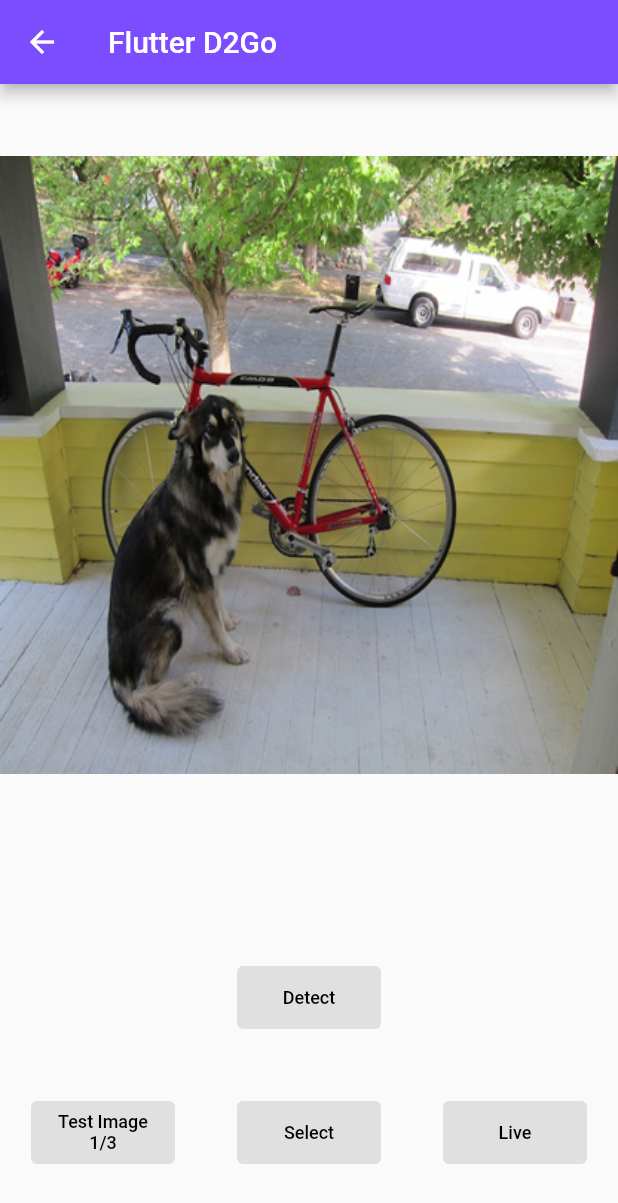
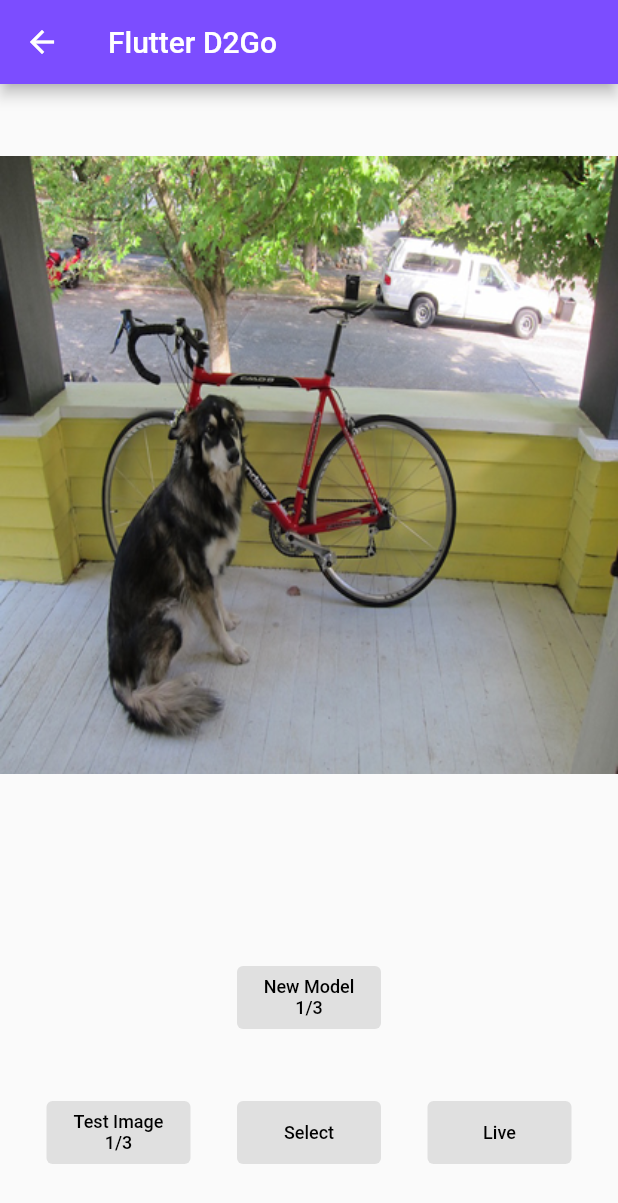
Before and after one commit to bryantwilliam/baby_measure, a Flutter app: the screen it shows after launch, after a tap on "Run DensePose d2go method", on a phone screen of 412 x 824 dp. Shown: the top 1203 px of the screen. Run offline on Flutter 3.47's test engine with Material 2 defaults, Android fonts, the light colour scheme and no system bars; our stand-ins replace camera, image_picker; missing offline and left inert: flutter_d2go.

Commit message:
fixed key points

```diff
--- a/lib/ml_methods/d2go/d2go_page.dart
+++ b/lib/ml_methods/d2go/d2go_page.dart
@@ -23,23 +23,31 @@ class D2GoPage extends StatefulWidget {
   State<D2GoPage> createState() => _D2GoPageState();
 }
 
-/*
-TODO fix keypoints. Figure out why is shown to work in https://github.com/tsubauaaa/flutter_d2go/tree/master/example
-https://github.com/tsubauaaa/flutter_d2go
-*/
+// NOTICE: used the package here: https://github.com/tsubauaaa/flutter_d2go
+
+// TODO: try with baby images.
 
 /*
 TODO figure out why desktop version doesn't work either: https://github.com/facebookresearch/d2go/tree/main/demo
 https://github.com/facebookresearch/d2go/issues/360
 https://github.com/facebookresearch/d2go/issues/337
 https://github.com/facebookresearch/d2go
-
 */
 class _D2GoPageState extends State<D2GoPage> {
   List<RecognitionModel>? _recognitions;
   File? _selectedImage;
-  final List<String> _imageList = ['test1.png', 'test2.jpeg', 'test3.png'];
-  int _index = 0;
+  static const List<String> _modelList = [
+    "d2go_kp.ptl",
+    "d2go_mask.ptl",
+    "d2go.ptl",
+  ];
+  int _modelIndex = 0;
+  static const List<String> _imageList = [
+    "test1.png",
+    "test2.jpeg",
+    "test3.png",
+  ];
+  int _imageIndex = 0;
   int? _imageWidth;
   int? _imageHeight;
   final ImagePicker _picker = ImagePicker();
@@ -51,7 +59,7 @@ class _D2GoPageState extends State<D2GoPage> {
   @override
   void initState() {
     super.initState();
-    loadModel();
+    loadModel(_modelList[0]);
   }
 
   @override
@@ -156,8 +164,8 @@ class _D2GoPageState extends State<D2GoPage> {
     );
   }
 
-  Future loadModel() async {
-    String modelPath = 'assets/models/d2go.ptl';
+  Future<void> loadModel(String fileName) async {
+    String modelPath = 'assets/models/$fileName';
     String labelPath = 'assets/models/classes.txt';
     try {
       await FlutterD2go.loadModel(
@@ -168,6 +176,7 @@ class _D2GoPageState extends State<D2GoPage> {
     } on PlatformException {
       debugPrint('Load model or label file failed.');
     }
+    detectOnce();
   }
 
   Future<File> getImageFileFromAssets(String path) async {
@@ -181,9 +190,12 @@ class _D2GoPageState extends State<D2GoPage> {
     return file;
   }
 
-  Future detect() async {
+  Future<void> detectOnce() async {
+    if (_isLiveModeOn) {
+      return;
+    }
     final image = _selectedImage ??
-        await getImageFileFromAssets('images/${_imageList[_index]}');
+        await getImageFileFromAssets('images/${_imageList[_imageIndex]}');
     final decodedImage = await decodeImageFromList(image.readAsBytesSync());
     final predictions = await FlutterD2go.getImagePrediction(
       image: image,
@@ -232,7 +244,7 @@ class _D2GoPageState extends State<D2GoPage> {
         width: screenWidth,
         child: _selectedImage == null
             ? Image.asset(
-                'assets/images/${_imageList[_index]}',
+                'assets/images/${_imageList[_imageIndex]}',
               )
             : Image.file(_selectedImage!),
       ),
@@ -309,26 +321,37 @@ class _D2GoPageState extends State<D2GoPage> {
           ),
           const SizedBox(height: 48),
           D2GoButton(
-            onPressed: !_isLiveModeOn ? detect : null,
-            text: 'Detect',
+            onPressed: () async {
+              _modelIndex != _modelList.length - 1
+                  ? _modelIndex += 1
+                  : _modelIndex = 0;
+              await loadModel(_modelList[_modelIndex]);
+            },
+            text: 'New Model\n${_modelIndex + 1}/${_imageList.length}',
           ),
           Padding(
             padding: const EdgeInsets.symmetric(vertical: 48),
             child: Row(
-              mainAxisAlignment: MainAxisAlignment.spaceAround,
+              mainAxisAlignment: MainAxisAlignment.spaceEvenly,
               children: [
                 D2GoButton(
-                    onPressed: () => setState(
+                  onPressed: () {
+                    setState(
                       () {
                         _recognitions = null;
                         if (_selectedImage == null) {
-                              _index != 2 ? _index += 1 : _index = 0;
+                          _imageIndex != _modelList.length - 1
+                              ? _imageIndex += 1
+                              : _imageIndex = 0;
                         } else {
                           _selectedImage = null;
                         }
                       },
+                    );
+                    detectOnce();
+                  },
+                  text: 'Test Image\n${_imageIndex + 1}/${_imageList.length}',
                 ),
-                    text: 'Test Image\n${_index + 1}/${_imageList.length}'),
                 D2GoButton(
                     onPressed: () async {
                       final XFile? pickedFile =
--- a/pubspec.yaml
+++ b/pubspec.yaml
@@ -67,7 +67,6 @@ flutter:
     - assets/models/d2go_kp.ptl
     - assets/models/d2go_mask.ptl
     - assets/models/classes.txt
-    - assets/images/input1.jpeg
     - assets/images/test1.png
     - assets/images/test2.jpeg
     - assets/images/test3.png
```
Also changed, not shown: assets/images/input1.jpeg (deleted). Lines whose indentation alone changed are shown as unchanged.
